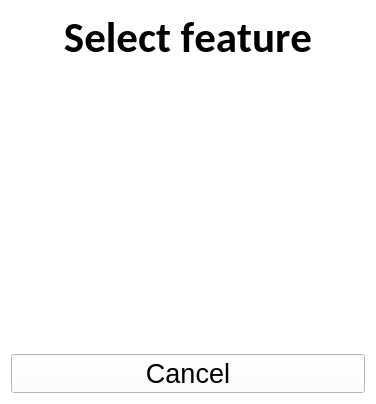
Old version of the form src/qmap/ui_listfeatures.ui in the repository roam-qgis/Roam.
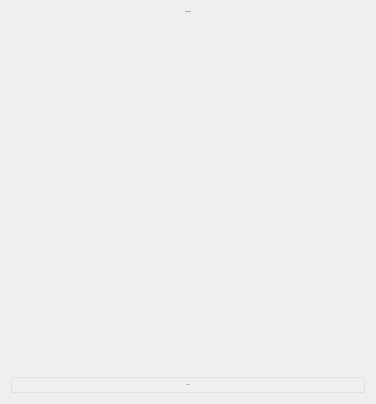
New version of the form.

Commit message: Update to intramaps style dialogs'

What changed in the file:
```diff
--- a/src/qmap/ui_listfeatures.ui
+++ b/src/qmap/ui_listfeatures.ui
@@ -20,7 +20,43 @@
    <double>1.000000000000000</double>
   </property>
   <property name="styleSheet">
-   <string notr="true">background-color: rgb(255, 255, 255);</string>
+   <string notr="true">QCheckBox::indicator {
+     width: 40px;
+     height: 40px;
+ }
+
+* {
+	font: 20px &quot;Calibri&quot; ;
+font: bold;
+}
+
+QLabel {
+	color: #4f4f4f;
+}
+
+QPushButton { 
+	border: 1px solid #e1e1e1;
+     padding: 6px;
+	color: #4f4f4f;
+ }
+
+QPushButton:hover { 
+	border: 1px solid #e1e1e1;
+     padding: 6px;
+	background-color: rgb(211, 228, 255);
+ }
+
+QPushButton:checked  { 
+	border: 1px solid #e1e1e1;
+     padding: 6px;
+	background-color: rgb(203, 203, 203);
+ }
+
+QCheckBox {
+	color: #4f4f4f;
+}
+
+</string>
   </property>
   <layout class="QVBoxLayout" name="verticalLayout">
    <item>
@@ -28,12 +64,10 @@
      <property name="font">
       <font>
        <family>Calibri</family>
-       <pointsize>32</pointsize>
+       <pointsize>-1</pointsize>
        <weight>75</weight>
+       <italic>false</italic>
        <bold>true</bold>
-       <underline>false</underline>
-       <stylestrategy>PreferAntialias</stylestrategy>
-       <kerning>false</kerning>
       </font>
      </property>
      <property name="text">
@@ -57,7 +91,11 @@
     <widget class="QListWidget" name="featureList">
      <property name="font">
       <font>
-       <pointsize>14</pointsize>
+       <family>Calibri</family>
+       <pointsize>-1</pointsize>
+       <weight>75</weight>
+       <italic>false</italic>
+       <bold>true</bold>
       </font>
      </property>
      <property name="styleSheet">
@@ -93,8 +131,11 @@
     <widget class="QPushButton" name="pushButton">
      <property name="font">
       <font>
-       <family>Tahoma</family>
-       <pointsize>20</pointsize>
+       <family>Calibri</family>
+       <pointsize>-1</pointsize>
+       <weight>75</weight>
+       <italic>false</italic>
+       <bold>true</bold>
       </font>
      </property>
      <property name="text">
```
The commit also changes 1 other file.
